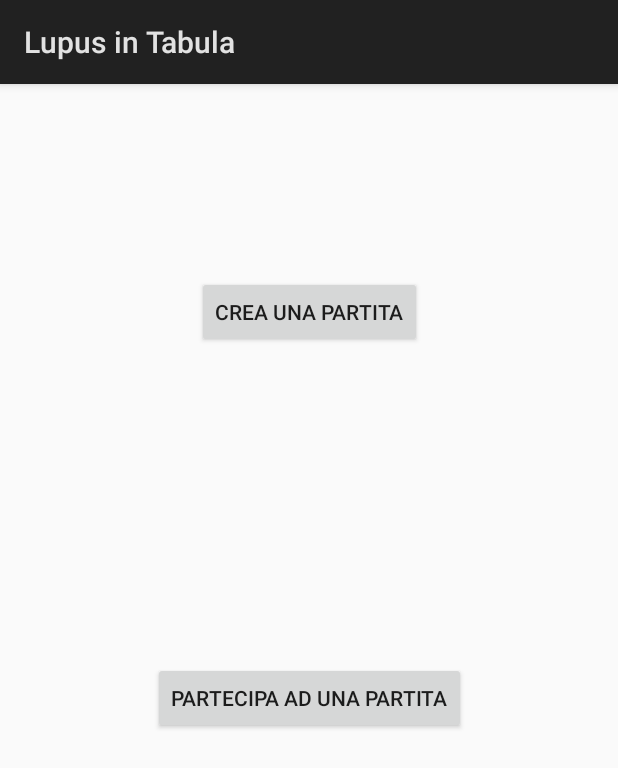
After one commit to Fireshadow3/Lupus-in-Tabula, an Android app: the chooseGame screen opened directly, with no data from a screen before it, on a phone screen of 412 x 824 dp. The commit adds this screen. Shown: the top 768 px of the screen. Run offline under Robolectric (Android 15) with nearby library versions, the phone set to English and light mode, and no system bars.

Commit message:
Game start
Added choose game screen and game activity.

```diff
--- a/app/src/main/AndroidManifest.xml
+++ b/app/src/main/AndroidManifest.xml
@@ -18,7 +18,9 @@
         </activity>
         <activity android:name=".signUp_activity" />
         <activity android:name=".MainMenu" />
-        <activity android:name=".options"></activity>
+        <activity android:name=".options" />
+        <activity android:name=".chooseGame" />
+        <activity android:name=".gameScreen"></activity>
     </application>
 
 </manifest>
--- /dev/null
+++ b/app/src/main/java/com/fastame/formichella/lupusintabula/chooseGame.java
@@ -0,0 +1,13 @@
+package com.fastame.formichella.lupusintabula;
+
+import android.app.Activity;
+import android.os.Bundle;
+
+public class chooseGame extends Activity {
+
+    @Override
+    protected void onCreate(Bundle savedInstanceState) {
+        super.onCreate(savedInstanceState);
+        setContentView(R.layout.choose_game_activity);
+    }
+}
--- /dev/null
+++ b/app/src/main/res/layout/choose_game_activity.xml
@@ -0,0 +1,34 @@
+<?xml version="1.0" encoding="utf-8"?>
+<android.support.constraint.ConstraintLayout xmlns:android="http://schemas.android.com/apk/res/android"
+    xmlns:app="http://schemas.android.com/apk/res-auto"
+    xmlns:tools="http://schemas.android.com/tools"
+    android:layout_width="match_parent"
+    android:layout_height="match_parent"
+    tools:context="com.fastame.formichella.lupusintabula.chooseGame">
+
+    <Button
+        android:id="@+id/joinButton"
+        android:layout_width="wrap_content"
+        android:layout_height="wrap_content"
+        android:layout_marginBottom="128dp"
+        android:layout_marginEnd="8dp"
+        android:layout_marginStart="8dp"
+        android:layout_marginTop="2dp"
+        android:text="@string/joinGame"
+        app:layout_constraintBottom_toBottomOf="parent"
+        app:layout_constraintEnd_toEndOf="parent"
+        app:layout_constraintStart_toStartOf="parent"
+        app:layout_constraintTop_toBottomOf="@+id/createButton" />
+
+    <Button
+        android:id="@+id/createButton"
+        android:layout_width="wrap_content"
+        android:layout_height="wrap_content"
+        android:text="@string/createGame"
+        android:layout_marginTop="128dp"
+        app:layout_constraintTop_toTopOf="parent"
+        app:layout_constraintStart_toStartOf="parent"
+        android:layout_marginStart="8dp"
+        app:layout_constraintEnd_toEndOf="parent"
+        android:layout_marginEnd="8dp" />
+</android.support.constraint.ConstraintLayout>
--- a/app/src/main/res/values/strings.xml
+++ b/app/src/main/res/values/strings.xml
@@ -11,4 +11,6 @@
     <string name="options">Opzioni</string>
     <string name="Logout">Logout</string>
     <string name="signUp">Registrati</string>
+    <string name="joinGame">Partecipa ad una partita</string>
+    <string name="createGame">Crea una partita</string>
 </resources>
```
Also changed, not shown: app/src/main/java/com/fastame/formichella/lupusintabula/MainMenu.java (+9 -0 lines), app/src/main/java/com/fastame/formichella/lupusintabula/gameScreen.java (added, +13 -0 lines), app/src/main/res/layout/game_screen_activity.xml (added, +9 -0 lines).
